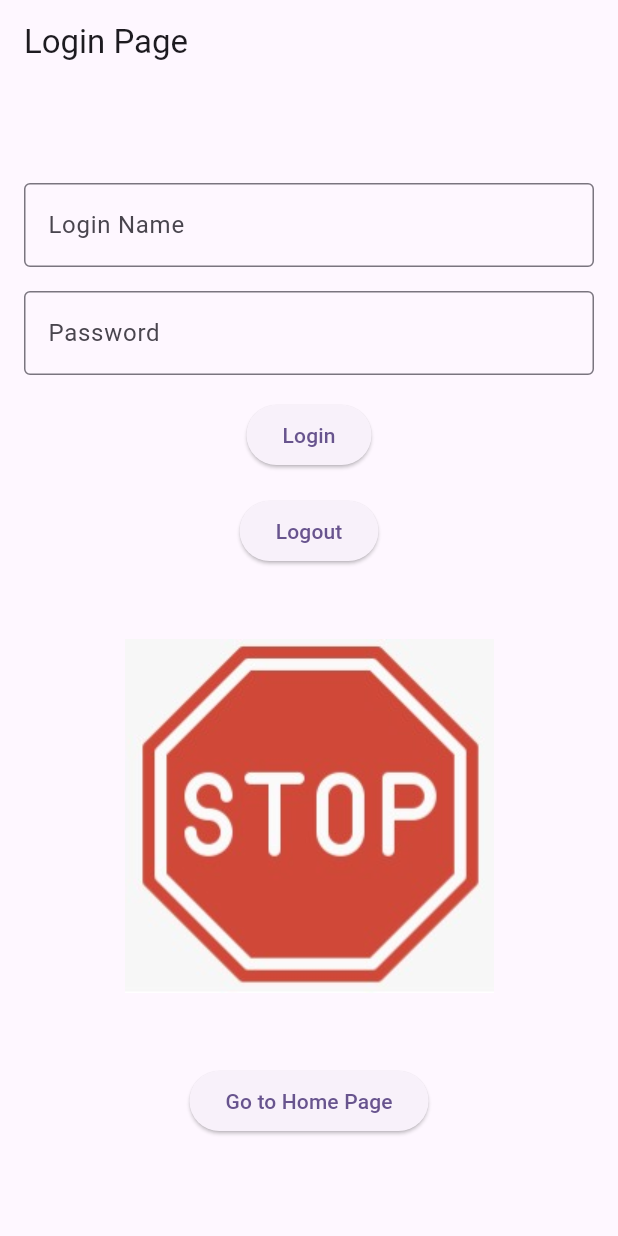
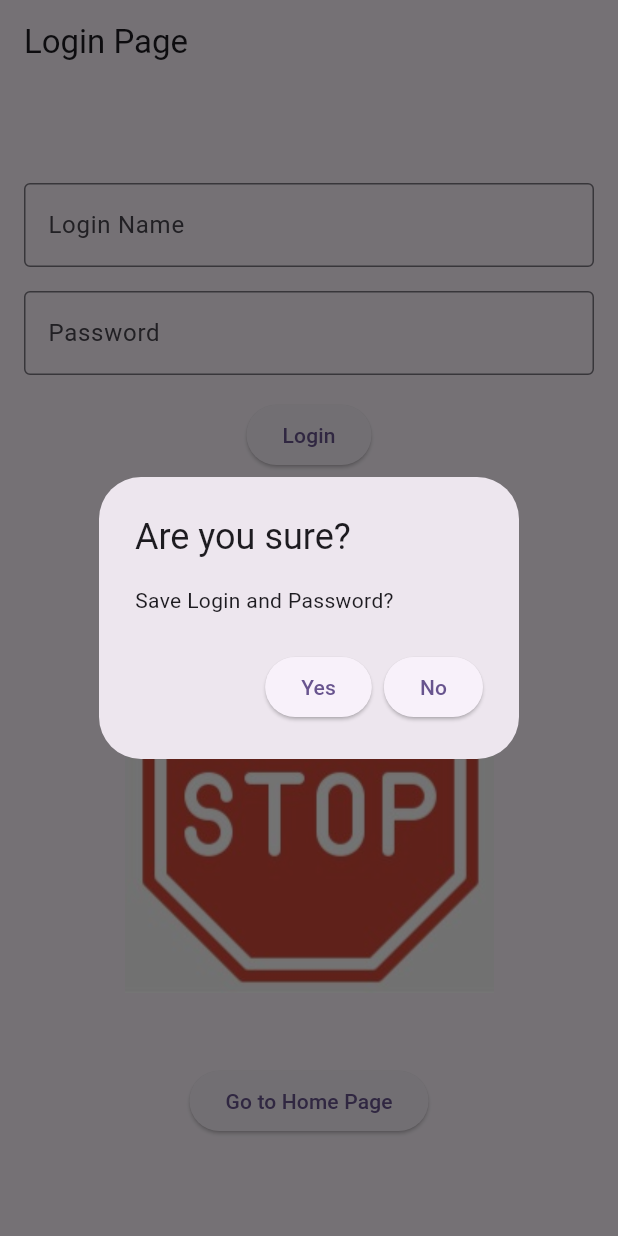
Before and after one commit to olaassaad/my_cst2335_labs, a Flutter app: the screen it shows after launch, after a tap on "Login", on a phone screen of 412 x 824 dp. Run offline on Flutter 3.47's test engine with Material 3 defaults, Android fonts, the phone set to English and light mode, and no system bars; missing offline and left inert: encrypted_shared_preferences; statements that could not run were skipped.

Commit message:
Gate Saving login/pwd using alert dialog

```diff
--- a/lib/main.dart
+++ b/lib/main.dart
@@ -117,7 +117,7 @@ class _LoginPageState extends State<LoginPage> {
   }
 
   void loginClicked() {
-    saveUserPreferences();
+    showAlertDialog();
 
     setState(() {
       // Check the password and update the image
@@ -177,6 +177,35 @@ class _LoginPageState extends State<LoginPage> {
   void clearTextFields() {
     loginController.text = "";
     passwordController.text = "";
+  }
+
+  void showAlertDialog() {
+    showDialog<String>(
+      context: context,
+      builder: (BuildContext context) => AlertDialog(
+        title: const Text('Are you sure?'),
+        content: const Text('Save Login and Password?'),
+        actions: <Widget>[
+          ElevatedButton(
+            onPressed: () {
+              saveUserPreferences();
+              closeDialog();
+            },
+            child: const Text('Yes'),
+          ),
+          ElevatedButton(
+            onPressed: () {
+              closeDialog();
+            },
+            child: const Text('No'),
+          ),
+        ],
+      ),
+    );
+  }
+
+  void closeDialog() {
+    Navigator.pop(context);
   }
 }
 
```
